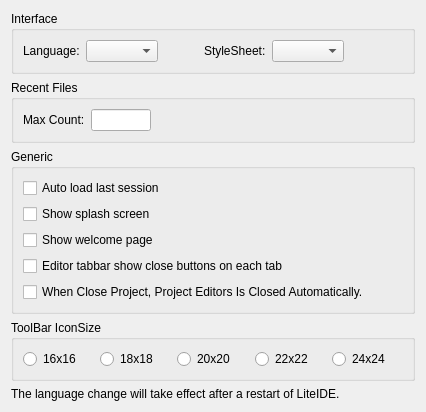
Above: liteidex/src/liteapp/liteappoption.ui from visualfc/liteide before the change. Below: the same form after it.
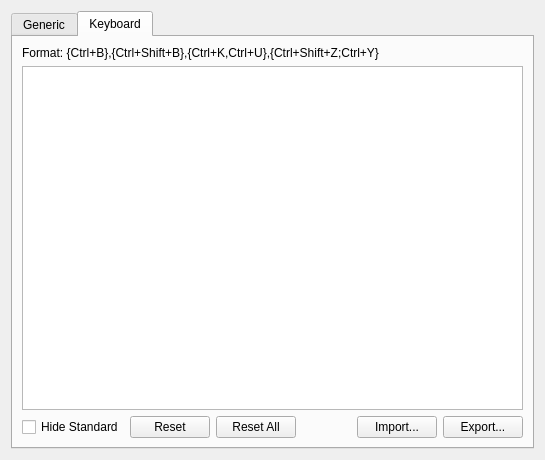
That is the form after the change. The open tabs and pages were chosen to show the change.

Diff of the .ui file:
```diff
--- a/liteidex/src/liteapp/liteappoption.ui
+++ b/liteidex/src/liteapp/liteappoption.ui
@@ -6,14 +6,24 @@
    <rect>
     <x>0</x>
     <y>0</y>
-    <width>426</width>
-    <height>361</height>
+    <width>545</width>
+    <height>395</height>
    </rect>
   </property>
   <property name="windowTitle">
    <string>Form</string>
   </property>
-  <layout class="QVBoxLayout" name="verticalLayout_2">
+  <layout class="QVBoxLayout" name="verticalLayout_4">
+   <item>
+    <widget class="QTabWidget" name="tabWidget">
+     <property name="currentIndex">
+      <number>0</number>
+     </property>
+     <widget class="QWidget" name="tab">
+      <attribute name="title">
+       <string>Generic</string>
+      </attribute>
+      <layout class="QVBoxLayout" name="verticalLayout_3">
    <item>
     <widget class="QGroupBox" name="groupBox">
      <property name="title">
@@ -252,6 +262,85 @@
      <property name="wordWrap">
       <bool>true</bool>
      </property>
+        </widget>
+       </item>
+      </layout>
+      <zorder>label_2</zorder>
+      <zorder>groupBox_5</zorder>
+      <zorder>groupBox_2</zorder>
+      <zorder>groupBox_4</zorder>
+      <zorder>verticalSpacer</zorder>
+      <zorder>groupBox</zorder>
+     </widget>
+     <widget class="QWidget" name="tab_2">
+      <attribute name="title">
+       <string>Keyboard</string>
+      </attribute>
+      <layout class="QVBoxLayout" name="verticalLayout_5">
+       <item>
+        <widget class="QLabel" name="label_5">
+         <property name="text">
+          <string>Format: {Ctrl+B},{Ctrl+Shift+B},{Ctrl+K,Ctrl+U},{Ctrl+Shift+Z;Ctrl+Y}</string>
+         </property>
+        </widget>
+       </item>
+       <item>
+        <widget class="QTreeView" name="keysTreeView"/>
+       </item>
+       <item>
+        <layout class="QHBoxLayout" name="horizontalLayout_7">
+         <item>
+          <widget class="QCheckBox" name="standardCheckBox">
+           <property name="text">
+            <string>Hide Standard</string>
+           </property>
+          </widget>
+         </item>
+         <item>
+          <widget class="QPushButton" name="resetButton">
+           <property name="text">
+            <string>Reset</string>
+           </property>
+          </widget>
+         </item>
+         <item>
+          <widget class="QPushButton" name="resetAllButton">
+           <property name="text">
+            <string>Reset All</string>
+           </property>
+          </widget>
+         </item>
+         <item>
+          <spacer name="horizontalSpacer_7">
+           <property name="orientation">
+            <enum>Qt::Horizontal</enum>
+           </property>
+           <property name="sizeHint" stdset="0">
+            <size>
+             <width>40</width>
+             <height>20</height>
+            </size>
+           </property>
+          </spacer>
+         </item>
+         <item>
+          <widget class="QPushButton" name="importButton">
+           <property name="text">
+            <string>Import...</string>
+           </property>
+          </widget>
+         </item>
+         <item>
+          <widget class="QPushButton" name="exportButton">
+           <property name="text">
+            <string>Export...</string>
+           </property>
+          </widget>
+         </item>
+        </layout>
+       </item>
+      </layout>
+     </widget>
     </widget>
    </item>
   </layout>
```
Lines whose indentation alone changed are shown as unchanged.
